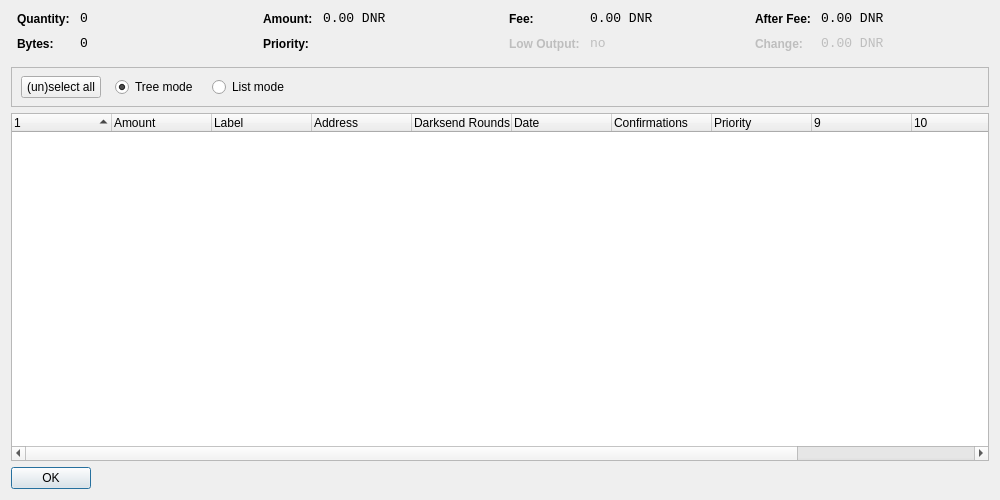
First picture: the form in src/qt/forms/coincontroldialog.ui, repository metaspartan/denarius, before the edit.
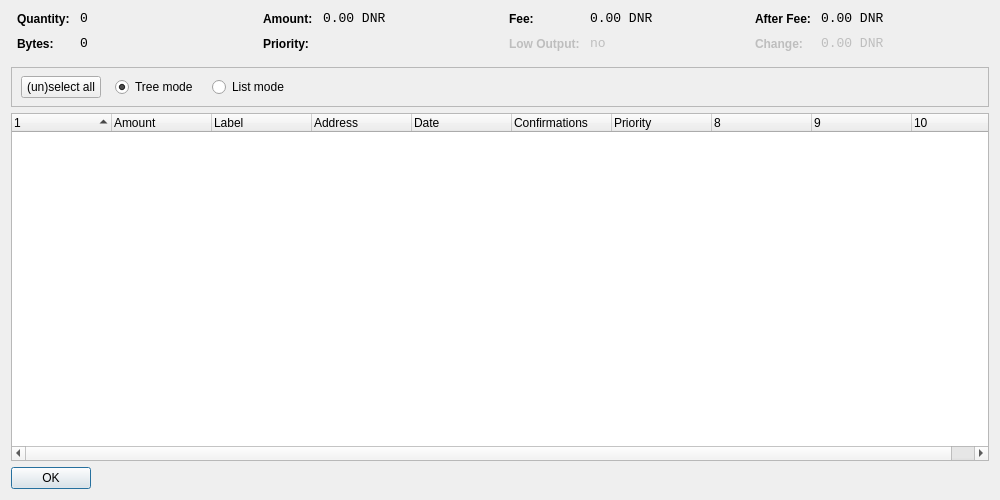
Second picture: the form after the edit. Custom widgets are drawn as their Qt base class.

```diff
--- a/src/qt/forms/coincontroldialog.ui
+++ b/src/qt/forms/coincontroldialog.ui
@@ -451,7 +451,7 @@
       <bool>false</bool>
      </property>
      <property name="columnCount">
-      <number>12</number>
+      <number>10</number>
      </property>
      <attribute name="headerShowSortIndicator" stdset="0">
       <bool>true</bool>
@@ -479,11 +479,6 @@
        <string>Address</string>
       </property>
      </column>
-	 <column>
-      <property name="text">
-       <string>Darksend Rounds</string>
-      </property>
-     </column>
      <column>
       <property name="text">
        <string>Date</string>
@@ -517,11 +512,6 @@
        <string/>
       </property>
      </column>
-     <column>
-      <property name="text">
-       <string/>
-      </property>
-     </column>
     </widget>
    </item>
    <item>
```
Left out of the diff: 2 changed lines with no effect on the pictures.
